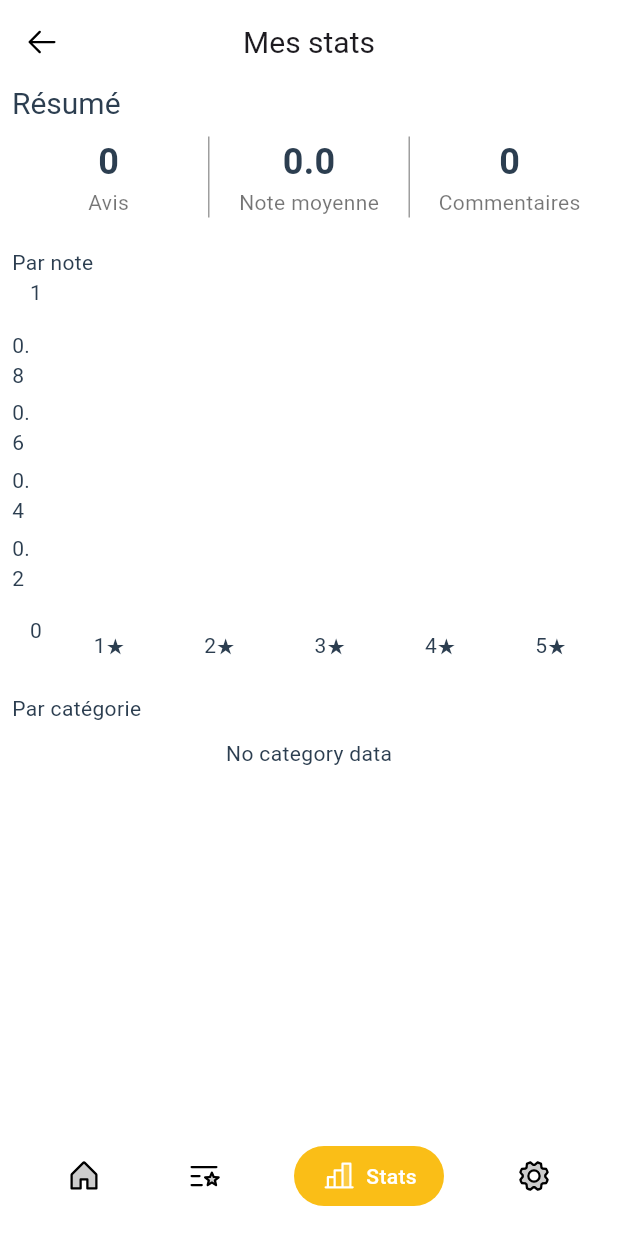
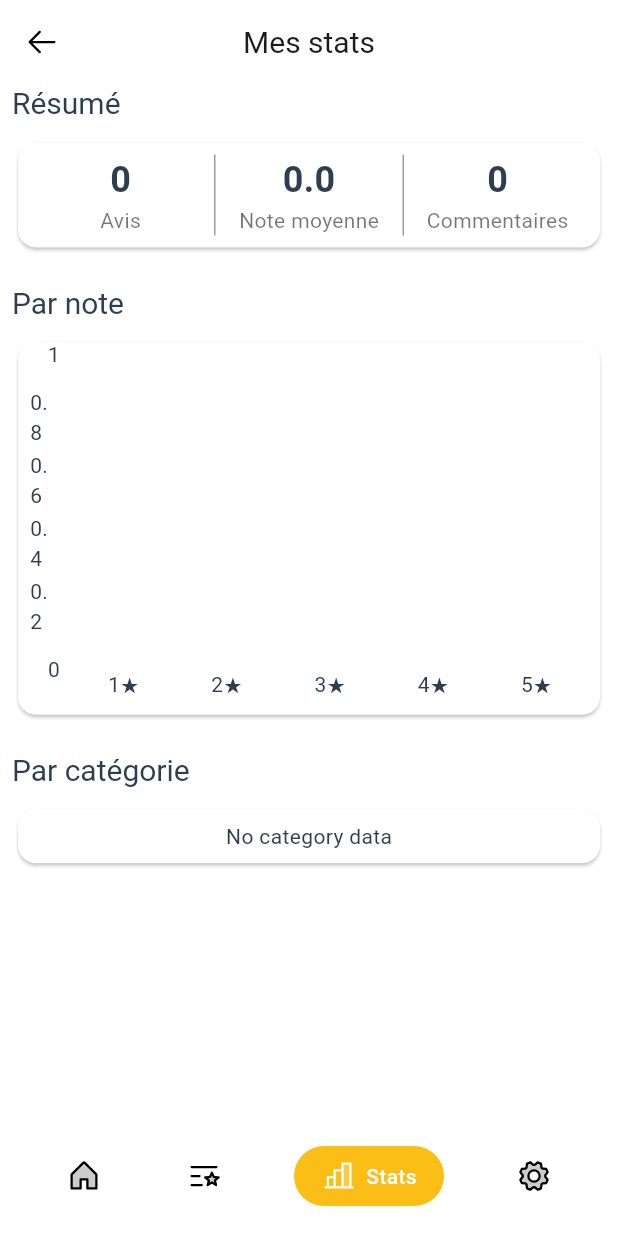
Before and after one commit to Alwil17/rate-master, a Flutter app: the MyStatsScreen screen opened by its route, on a phone screen of 412 x 824 dp. Run offline on Flutter 3.47's test engine with Material 3 defaults, Android fonts, the phone set to English and light mode, and no system bars; drawn by our look-alikes of fl_chart; our stand-ins replace flutter_easyloading, go_router, phosphor_flutter, shared_preferences; accounts and stored records are empty; generated files the repository leaves out were written again.

Commit message:
FInished stats screen

```diff
--- a/lib/screens/stats/my_stats_screen.dart
+++ b/lib/screens/stats/my_stats_screen.dart
@@ -40,7 +40,10 @@ class _MyStatsScreenState extends State<MyStatsScreen> {
           child: Column(
             crossAxisAlignment: CrossAxisAlignment.start,
             children: [
-              Text(locale.summary, style: Theme.of(context).textTheme.titleLarge,),
+              Text(
+                locale.summary,
+                style: Theme.of(context).textTheme.titleLarge,
+              ),
               const SizedBox(height: 10),
               Consumer2<AuthProvider, RatingProvider>(
                 builder: (ctx, auth, ratings, _) {
@@ -57,31 +60,56 @@ class _MyStatsScreenState extends State<MyStatsScreen> {
                           ratings.userReviews.length
                       : 0.0;
 
-                  return StatsSummary(
+                  return _buildChartWrapper(
+                      StatsSummary(
                         reviewsCount: totalReviews,
                         averageRating: avgRating,
                         commentsCount: commentCount,
-                  );
+                      ),
+                      Colors.white);
                 },
               ),
               const SizedBox(height: 20),
               // 1. Distribution
-              Text(locale.perRating),
+              Text(
+                locale.perRating,
+                style: Theme.of(context).textTheme.titleLarge,
+              ),
               const SizedBox(height: 10),
+              _buildChartWrapper(
                 RatingHistogram(
                     ratings: Provider.of<RatingProvider>(context).userReviews),
+                Colors.white,
+              ),
 
               const SizedBox(height: 20),
               // 2. By categories
-              Text(locale.perCategory),
+              Text(
+                locale.perCategory,
+                style: Theme.of(context).textTheme.titleLarge,
+              ),
               const SizedBox(height: 10),
+              _buildChartWrapper(
                 CategoryPieChart(
                     reviews: Provider.of<RatingProvider>(context).userReviews,
                     items: Provider.of<ItemProvider>(context).items),
+                Colors.white,
+              ),
             ],
           ),
         ),
       ),
     );
   }
+
+  Widget _buildChartWrapper(Widget child, Color color) {
+    return Card(
+      elevation: 1,
+      color: color,
+      child: Padding(
+        padding: EdgeInsets.all(8),
+        child: child,
+      ),
+    );
   }
+}
```
Lines whose indentation alone changed are shown as unchanged.
